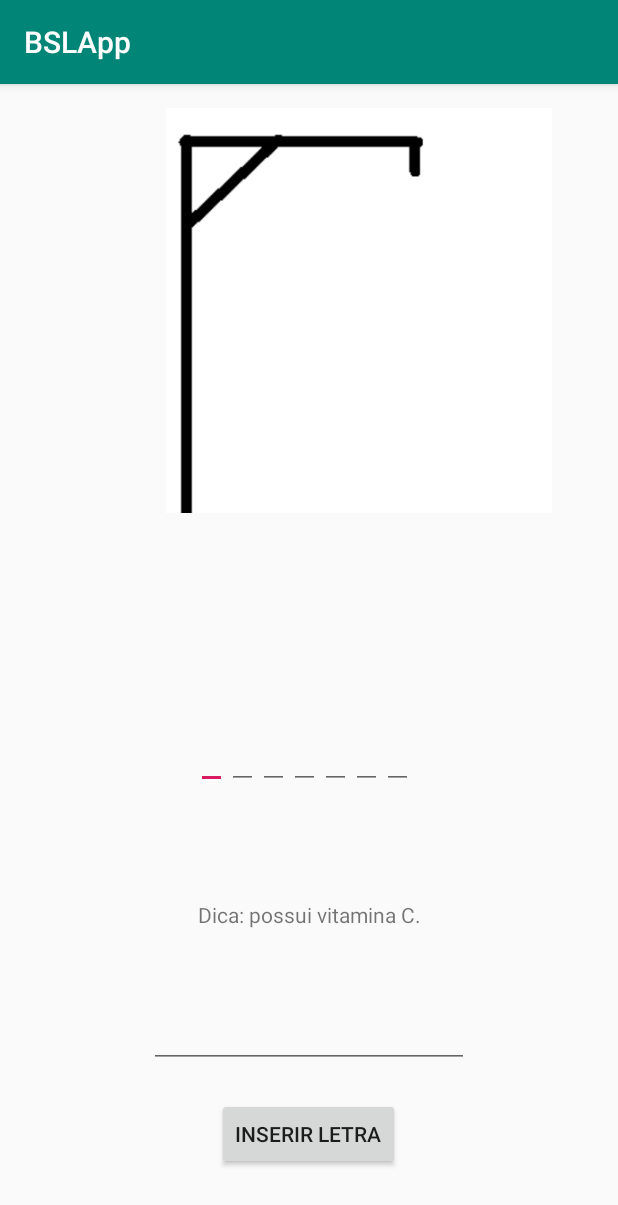
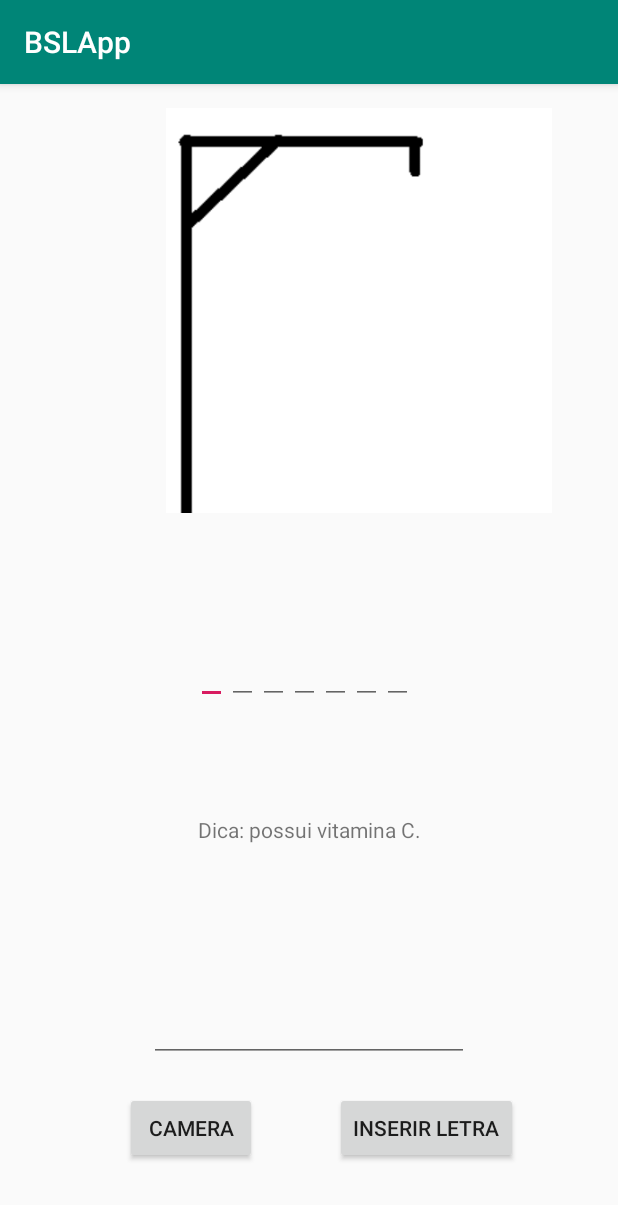
Before and after one commit to rodrigoAMF/brazilian-sign-language-recognition-system, an Android app: the screen it shows after launch (Forca), on a phone screen of 412 x 824 dp. Shown: the top 1205 px of the screen. Run offline under Robolectric (Android 15) with nearby library versions, the phone set to English and light mode, and no system bars.

Commit message:
Add câmera e comunicação com python

```diff
--- a/BSLApp/app/src/main/java/com/example/bslapp/Forca.java
+++ b/BSLApp/app/src/main/java/com/example/bslapp/Forca.java
@@ -1,5 +1,6 @@
 package com.example.bslapp;
 
+import android.content.Intent;
 import android.media.Image;
 import android.support.v7.app.AppCompatActivity;
 import android.os.Bundle;
@@ -25,7 +26,7 @@ public class Forca extends AppCompatActivity implements View.OnClickListener {
     private LinkedList<String> insertedLetters;
     private TextView tvDica;
     private EditText etInsert;
-    private Button btnInsert;
+    private Button btnInsert, btnCamera;
     private String selectedWord;
     private ImageView imgHead;
     private LinkedList<EditText> editTextList = new LinkedList<>();
@@ -39,8 +40,10 @@ public class Forca extends AppCompatActivity implements View.OnClickListener {
         tvDica = (TextView) findViewById(R.id.tvDica);
         etInsert = (EditText) findViewById(R.id.etInsert);
         btnInsert = (Button) findViewById(R.id.btnInsere);
+        btnCamera = (Button) findViewById(R.id.btnCamera);
         imgHead = (ImageView) findViewById(R.id.imageView2);
         btnInsert.setOnClickListener(this);
+        btnCamera.setOnClickListener(this);
         errorCounter = 0;
         strikeCounter = 0;
 
@@ -163,5 +166,9 @@ public class Forca extends AppCompatActivity implements View.OnClickListener {
             }
 
         }
+        else if(v == btnCamera){
+            Intent i = new Intent(this, Camera.class);
+            this.startActivity(i);
+        }
     }
 }
--- a/BSLApp/app/src/main/res/layout/activity_forca.xml
+++ b/BSLApp/app/src/main/res/layout/activity_forca.xml
@@ -12,15 +12,15 @@
         android:layout_height="113dp"
         android:layout_marginStart="8dp"
         android:layout_marginLeft="8dp"
+        android:layout_marginTop="48dp"
         android:layout_marginEnd="8dp"
         android:layout_marginRight="8dp"
-        android:layout_marginBottom="264dp"
         android:gravity="center"
         android:orientation="horizontal"
-        app:layout_constraintBottom_toBottomOf="parent"
         app:layout_constraintEnd_toEndOf="parent"
         app:layout_constraintHorizontal_bias="0.272"
-        app:layout_constraintStart_toStartOf="parent" />
+        app:layout_constraintStart_toStartOf="parent"
+        app:layout_constraintTop_toBottomOf="@+id/imageView2" />
 
     <TextView
         android:id="@+id/tvDica"
@@ -43,11 +43,11 @@
         android:layout_marginLeft="8dp"
         android:layout_marginEnd="8dp"
         android:layout_marginRight="8dp"
-        android:layout_marginBottom="44dp"
+        android:layout_marginBottom="48dp"
         android:text="Inserir letra"
         app:layout_constraintBottom_toBottomOf="parent"
         app:layout_constraintEnd_toEndOf="parent"
-        app:layout_constraintHorizontal_bias="0.498"
+        app:layout_constraintHorizontal_bias="0.787"
         app:layout_constraintStart_toStartOf="parent" />
 
     <EditText
@@ -83,4 +83,21 @@
         app:layout_constraintTop_toTopOf="parent"
         app:srcCompat="@drawable/forcainicial" />
 
+    <Button
+        android:id="@+id/btnCamera"
+        android:layout_width="wrap_content"
+        android:layout_height="wrap_content"
+        android:layout_marginStart="8dp"
+        android:layout_marginLeft="8dp"
+        android:layout_marginTop="8dp"
+        android:layout_marginEnd="52dp"
+        android:layout_marginRight="52dp"
+        android:layout_marginBottom="36dp"
+        android:text="Camera"
+        app:layout_constraintBottom_toBottomOf="parent"
+        app:layout_constraintEnd_toStartOf="@+id/btnInsere"
+        app:layout_constraintHorizontal_bias="1.0"
+        app:layout_constraintStart_toStartOf="parent"
+        app:layout_constraintTop_toBottomOf="@+id/etInsert" />
+
 </android.support.constraint.ConstraintLayout>
--- a/BSLApp/app/src/main/res/values/strings.xml
+++ b/BSLApp/app/src/main/res/values/strings.xml
@@ -3,4 +3,5 @@
     <string name="facebook_app_id">587491801736083</string>
     <string name="fb_login_protocol_scheme">fb587491801736083</string>
     <string name="title_activity_forca">Forca</string>
+    <string name="btnTirarFoto">Tirar Foto</string>
 </resources>
```
Also changed, not shown: BSLApp/app/src/main/AndroidManifest.xml (+4 -5 lines), BSLApp/app/src/main/java/com/example/bslapp/Camera.java (added, +81 -0 lines), BSLApp/app/src/main/res/layout/activity_camera.xml (added, +37 -0 lines).
